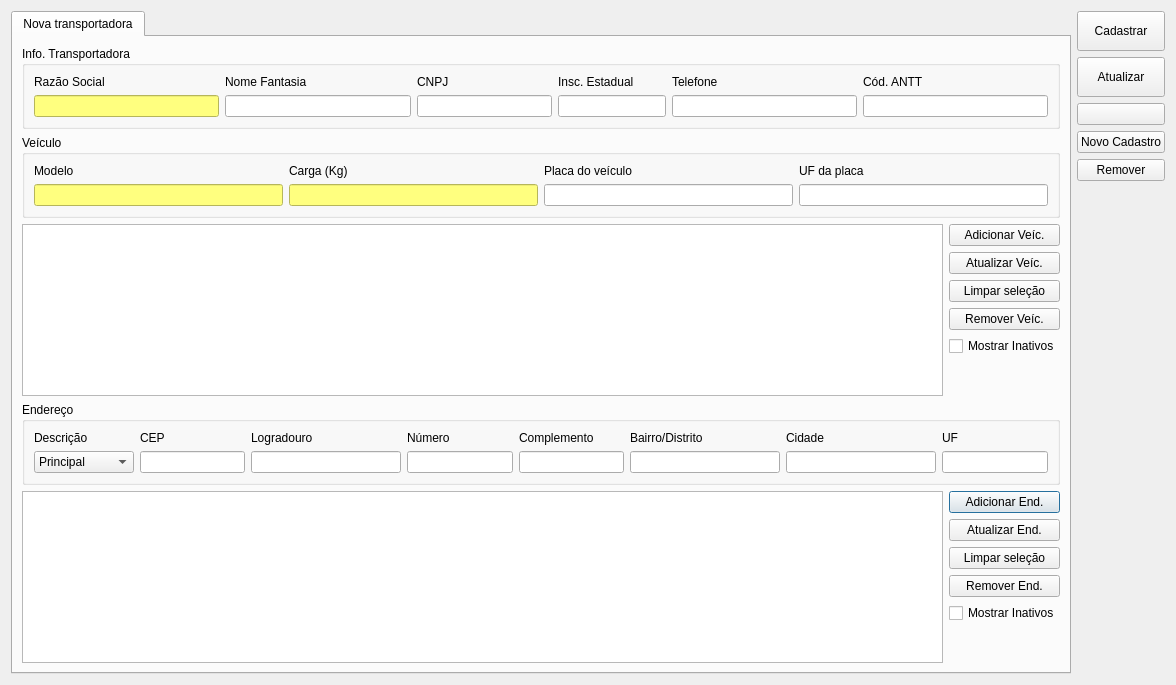
Before: the Qt Designer form ui/cadastrotransportadora.ui in darktorres/ERP-STACCATO, drawn with Qt 5.
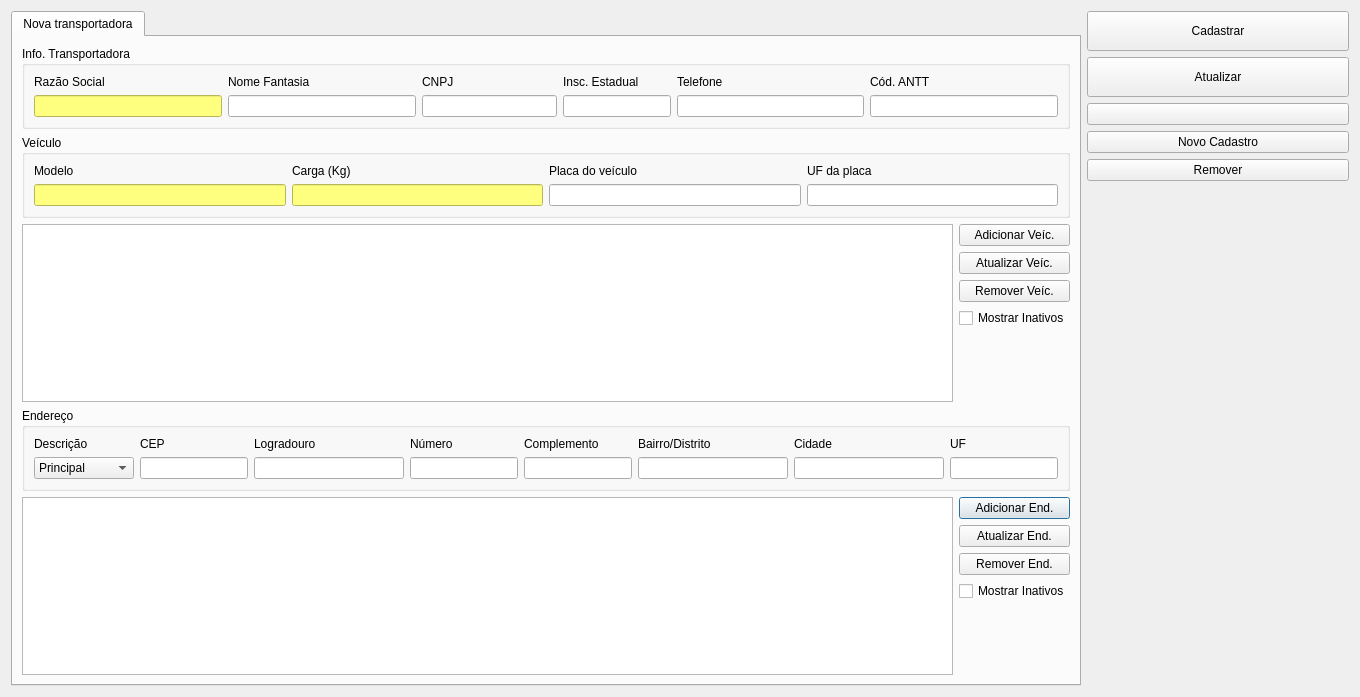
After: the same form once the commit is applied. Icons and pictures are not drawn. Custom widgets are drawn as their Qt base class.

Diff of the .ui file:
```diff
--- a/ui/cadastrotransportadora.ui
+++ b/ui/cadastrotransportadora.ui
@@ -9,8 +9,8 @@
    <rect>
     <x>0</x>
     <y>0</y>
-    <width>1176</width>
-    <height>685</height>
+    <width>1360</width>
+    <height>697</height>
    </rect>
   </property>
   <property name="windowTitle">
@@ -551,13 +551,6 @@
            </property>
           </widget>
          </item>
-         <item>
-          <widget class="QPushButton" name="pushButtonEndLimpar">
-           <property name="text">
-            <string>Limpar seleção</string>
-           </property>
-          </widget>
-         </item>
          <item>
           <widget class="QPushButton" name="pushButtonRemoverEnd">
            <property name="text">
@@ -606,13 +599,6 @@
            </property>
           </widget>
          </item>
-         <item>
-          <widget class="QPushButton" name="pushButtonVeiculoLimpar">
-           <property name="text">
-            <string>Limpar seleção</string>
-           </property>
-          </widget>
-         </item>
          <item>
           <widget class="QPushButton" name="pushButtonRemoverVeiculo">
            <property name="text">
```
Left out of the diff: 3 changed lines with no effect on the pictures.
